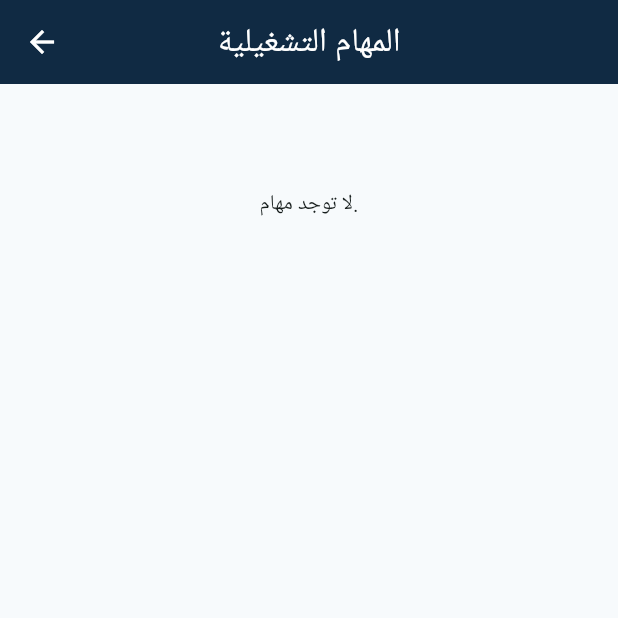
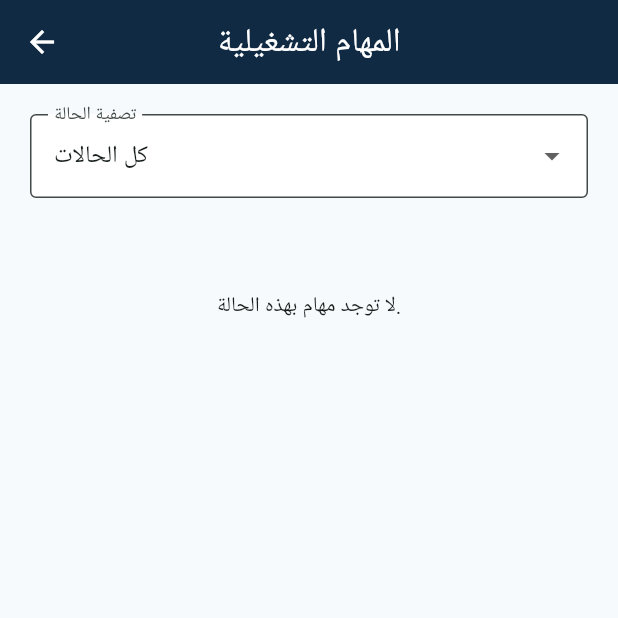
Before and after one commit to aaaaubad-byte/amansoon, a Flutter app: the AdminTasksPage screen opened directly, on a phone screen of 412 x 824 dp, the top half of it. Run offline on Flutter 3.47's test engine with Material 3 defaults, Android fonts, the phone set to English and light mode, and no system bars; our stand-ins replace supabase_flutter; accounts and stored records are empty.

Commit message:
feat(core): expand task filters notifications and protection details

```diff
--- a/aman_app/lib/data/models/operational_task.dart
+++ b/aman_app/lib/data/models/operational_task.dart
@@ -6,6 +6,8 @@ class OperationalTask {
     required this.dueAt,
     required this.cycleNumber,
     required this.status,
+    this.taskCategory,
+    this.taskType,
     this.completedAt,
   });
 
@@ -15,6 +17,8 @@ class OperationalTask {
   final DateTime dueAt;
   final int cycleNumber;
   final String status;
+  final String? taskCategory;
+  final String? taskType;
   final DateTime? completedAt;
 
   factory OperationalTask.fromJson(Map<String, dynamic> json) {
@@ -25,6 +29,8 @@ class OperationalTask {
       dueAt: DateTime.parse(json['due_at'] as String),
       cycleNumber: json['cycle_number'] as int,
       status: json['status'] as String,
+      taskCategory: json['task_category'] as String?,
+      taskType: json['task_type'] as String?,
       completedAt: json['completed_at'] == null ? null : DateTime.parse(json['completed_at'] as String),
     );
   }
--- a/aman_app/lib/data/supabase/repositories/protection_repository.dart
+++ b/aman_app/lib/data/supabase/repositories/protection_repository.dart
@@ -13,7 +13,7 @@ class ProtectionRepository {
 
   static const _requestFields = 'id, customer_id, customer_number_id, telecom_company_id, package_id, payment_method_id, protection_value_snapshot, duration_days_snapshot, transfer_reference, status, rejection_reason, created_at';
   static const _protectionFields = 'id, customer_id, customer_number_id, telecom_company_id, protection_value, duration_days, starts_at, expires_at, status';
-  static const _taskFields = 'id, protection_id, task_amount, due_at, cycle_number, status, completed_at';
+  static const _taskFields = 'id, protection_id, task_category, task_type, task_amount, due_at, cycle_number, status, completed_at';
 
   Future<List<PaymentMethod>> listVisiblePaymentMethods() async {
     final rows = await _client.from('payment_methods').select('id, name, type, account_details').eq('status', 'active').eq('visible_to_customers', true).order('name').limit(100);
--- a/aman_app/lib/features/admin/presentation/admin_protections_page.dart
+++ b/aman_app/lib/features/admin/presentation/admin_protections_page.dart
@@ -3,6 +3,7 @@ import 'package:supabase_flutter/supabase_flutter.dart';
 
 import '../../../data/models/protection.dart';
 import '../../../data/supabase/repositories/protection_repository.dart';
+import '../../customer/presentation/protection_details_page.dart';
 
 class AdminProtectionsPage extends StatefulWidget {
   const AdminProtectionsPage({super.key});
@@ -64,6 +65,9 @@ class _AdminProtectionsPageState extends State<AdminProtectionsPage> {
                     subtitle: Text('القيمة: ${protection.protectionValue} — ${protection.durationDays} يوم\nتنتهي: ${_date(protection.expiresAt)}'),
                     isThreeLine: true,
                     trailing: Chip(label: Text(_status(protection.status))),
+                    onTap: () => Navigator.of(context).push(MaterialPageRoute(
+                      builder: (_) => ProtectionDetailsPage(protection: protection),
+                    )),
                   ),
                 );
               },
--- a/aman_app/lib/features/admin/presentation/admin_tasks_page.dart
+++ b/aman_app/lib/features/admin/presentation/admin_tasks_page.dart
@@ -15,6 +15,7 @@ class _AdminTasksPageState extends State<AdminTasksPage> {
   late final ProtectionRepository _repository;
   Future<List<OperationalTask>>? _future;
   String? _error;
+  String _statusFilter = 'all';
 
   @override
   void initState() {
@@ -82,19 +83,37 @@ class _AdminTasksPageState extends State<AdminTasksPage> {
           if (snapshot.connectionState != ConnectionState.done) return const Center(child: CircularProgressIndicator());
           if (snapshot.hasError) return _RetryView(onRetry: _refresh);
           final tasks = snapshot.data ?? const <OperationalTask>[];
+          final filteredTasks = _statusFilter == 'all'
+              ? tasks
+              : tasks.where((task) => task.status == _statusFilter).toList(growable: false);
           return RefreshIndicator(
             onRefresh: () async => _refresh(),
             child: ListView(
               padding: const EdgeInsets.all(20),
               children: [
+                DropdownButtonFormField<String>(
+                  value: _statusFilter,
+                  decoration: const InputDecoration(labelText: 'تصفية الحالة'),
+                  items: const [
+                    DropdownMenuItem(value: 'all', child: Text('كل الحالات')),
+                    DropdownMenuItem(value: 'upcoming', child: Text('قادمة')),
+                    DropdownMenuItem(value: 'due_soon', child: Text('قريبة')),
+                    DropdownMenuItem(value: 'due', child: Text('اليوم')),
+                    DropdownMenuItem(value: 'overdue', child: Text('متأخرة')),
+                    DropdownMenuItem(value: 'completed', child: Text('مكتملة')),
+                    DropdownMenuItem(value: 'cancelled', child: Text('ملغاة')),
+                  ],
+                  onChanged: (value) => setState(() => _statusFilter = value ?? 'all'),
+                ),
+                const SizedBox(height: 12),
                 if (_error != null) Card(color: Theme.of(context).colorScheme.errorContainer, child: Padding(padding: const EdgeInsets.all(12), child: Text(_error!))),
-                if (tasks.isEmpty) const Padding(padding: EdgeInsets.all(50), child: Center(child: Text('لا توجد مهام.'))),
-                ...tasks.map((task) => Card(
+                if (filteredTasks.isEmpty) const Padding(padding: EdgeInsets.all(50), child: Center(child: Text('لا توجد مهام بهذه الحالة.'))),
+                ...filteredTasks.map((task) => Card(
                   margin: const EdgeInsets.only(bottom: 12),
                   child: ListTile(
                     leading: Icon(task.status == 'completed' ? Icons.check_circle : Icons.task_alt),
-                    title: Text('الدورة ${task.cycleNumber} — ${task.taskAmount}'),
-                    subtitle: Text('الاستحقاق: ${task.dueAt.toLocal().toString().split('.').first}\n${_statusLabel(task.status)}'),
+                    title: Text('${task.taskCategory ?? 'مهمة'}: ${task.taskType ?? 'تشغيلية'} — ${task.taskAmount}'),
+                    subtitle: Text('الدورة ${task.cycleNumber} — الاستحقاق: ${task.dueAt.toLocal().toString().split('.').first}\n${_statusLabel(task.status)}'),
                     isThreeLine: true,
                     trailing: task.status == 'completed' || task.status == 'cancelled'
                         ? null
--- a/aman_app/lib/features/customer/presentation/customer_activity_page.dart
+++ b/aman_app/lib/features/customer/presentation/customer_activity_page.dart
@@ -4,6 +4,7 @@ import 'package:supabase_flutter/supabase_flutter.dart';
 import '../../../data/models/protection.dart';
 import '../../../data/models/protection_request.dart';
 import '../../../data/supabase/repositories/protection_repository.dart';
+import 'protection_details_page.dart';
 
 class CustomerActivityPage extends StatefulWidget {
   const CustomerActivityPage({super.key});
@@ -100,7 +101,7 @@ class _ProtectionsList extends StatelessWidget {
       if (snapshot.hasError) return _RetryView(onRetry: onRetry);
       final protections = snapshot.data ?? const <Protection>[];
       if (protections.isEmpty) return const Center(child: Text('لا توجد حمايات فعالة.'));
-      return RefreshIndicator(onRefresh: () async => onRetry(), child: ListView(padding: const EdgeInsets.all(20), children: protections.map((protection) => Card(child: ListTile(leading: const Icon(Icons.shield_outlined), title: Text('رقم ${protection.customerNumberId}'), subtitle: Text('${protection.protectionValue} — ${protection.durationDays} يوم\nتنتهي في ${protection.expiresAt.toLocal().toString().split(' ').first}'), isThreeLine: true, trailing: Chip(label: Text(protection.status == 'active' ? 'فعالة' : protection.status))))).toList()));
+      return RefreshIndicator(onRefresh: () async => onRetry(), child: ListView(padding: const EdgeInsets.all(20), children: protections.map((protection) => Card(child: ListTile(leading: const Icon(Icons.shield_outlined), title: Text('رقم ${protection.customerNumberId}'), subtitle: Text('${protection.protectionValue} — ${protection.durationDays} يوم\nتنتهي في ${protection.expiresAt.toLocal().toString().split(' ').first}'), isThreeLine: true, trailing: Chip(label: Text(protection.status == 'active' ? 'فعالة' : protection.status)), onTap: () => Navigator.of(context).push(MaterialPageRoute(builder: (_) => ProtectionDetailsPage(protection: protection)))))).toList()));
     },
   );
 }
```
Also changed, not shown: aman_app/lib/data/supabase/repositories/notification_repository.dart (+12 -0 lines), aman_app/lib/features/customer/presentation/protection_details_page.dart (added, +66 -0 lines), aman_app/lib/home_page.dart (+11 -5 lines), 4 other files.
